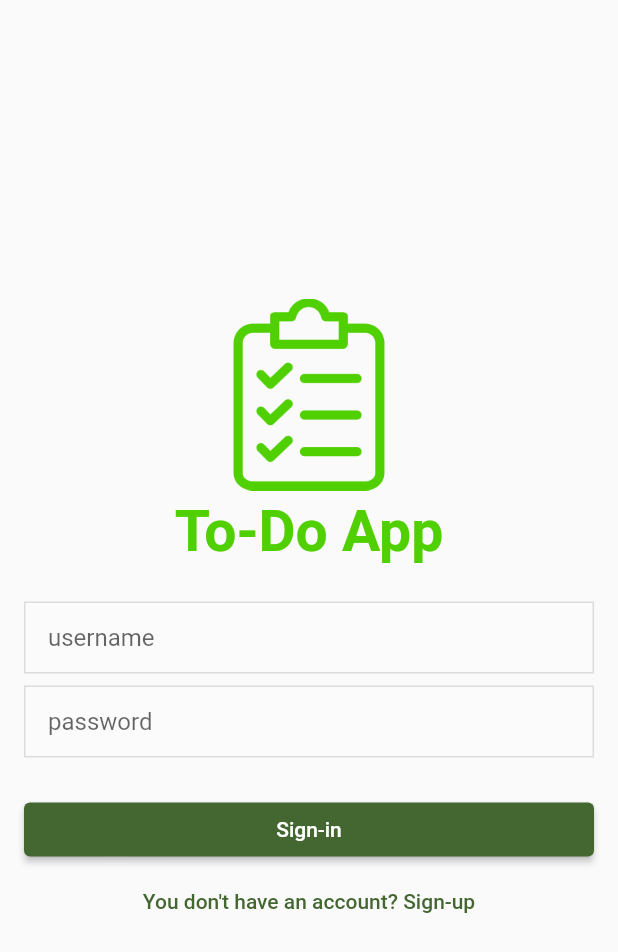
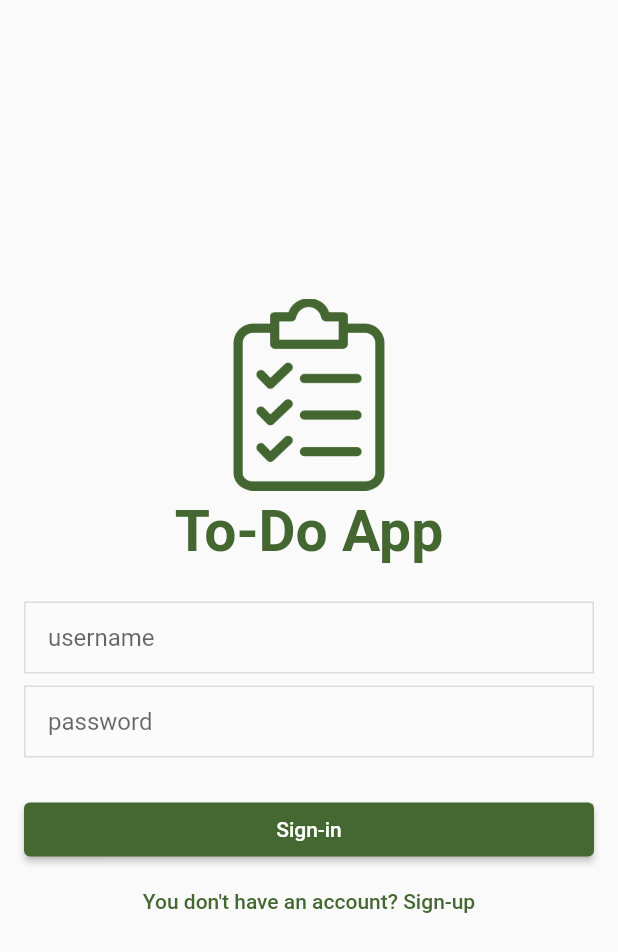
Before and after one commit to shelldonryan/toDo-list-project, a Flutter app: the screen it shows after launch, on a phone screen of 412 x 824 dp. Shown: the top 952 px of the screen. Run offline on Flutter 3.47's test engine with Material 3 defaults, Android fonts, the phone set to English and light mode, and no system bars; our stand-ins replace firebase_core, sqflite; accounts and stored records are empty.

Commit message:
Modify colors

```diff
--- a/lib/features/task/pages/tasks_page.dart
+++ b/lib/features/task/pages/tasks_page.dart
@@ -2,6 +2,8 @@ import 'package:flutter/material.dart';
 import 'package:todo_list_project/features/task/models/index.dart';
 import 'package:todo_list_project/core/database/db_service.dart';
 import 'package:todo_list_project/features/task/widgets/index.dart';
+
+import '../../../shared/themes/index.dart';
 
 class TaskPage extends StatefulWidget {
   const TaskPage({super.key});
@@ -158,7 +160,7 @@ class _TaskPageState extends State<TaskPage> {
     return Scaffold(
       appBar: AppBar(
         centerTitle: true,
-        backgroundColor: Theme.of(context).colorScheme.primary,
+        backgroundColor: MyColors.greenSofTec,
         foregroundColor: Theme.of(context).colorScheme.onPrimary,
         title: const Text("Task List"),
         elevation: 10,
@@ -196,7 +198,7 @@ class _TaskPageState extends State<TaskPage> {
         onPressed: () {
           _showTaskAlert(context);
         },
-        backgroundColor: Theme.of(context).colorScheme.primary,
+        backgroundColor: MyColors.greenSofTec,
         foregroundColor: Theme.of(context).colorScheme.onPrimary,
         icon: const Icon(Icons.task_alt),
         label: const Text(
--- a/lib/shared/themes/my_colors.dart
+++ b/lib/shared/themes/my_colors.dart
@@ -1,5 +1,5 @@
 import 'package:flutter/material.dart';
 
 class MyColors {
-  static const Color greenSofTec = Color(0xFF50CF01);
+  static const Color greenSofTec = Color(0xFF446631);
 }
```
